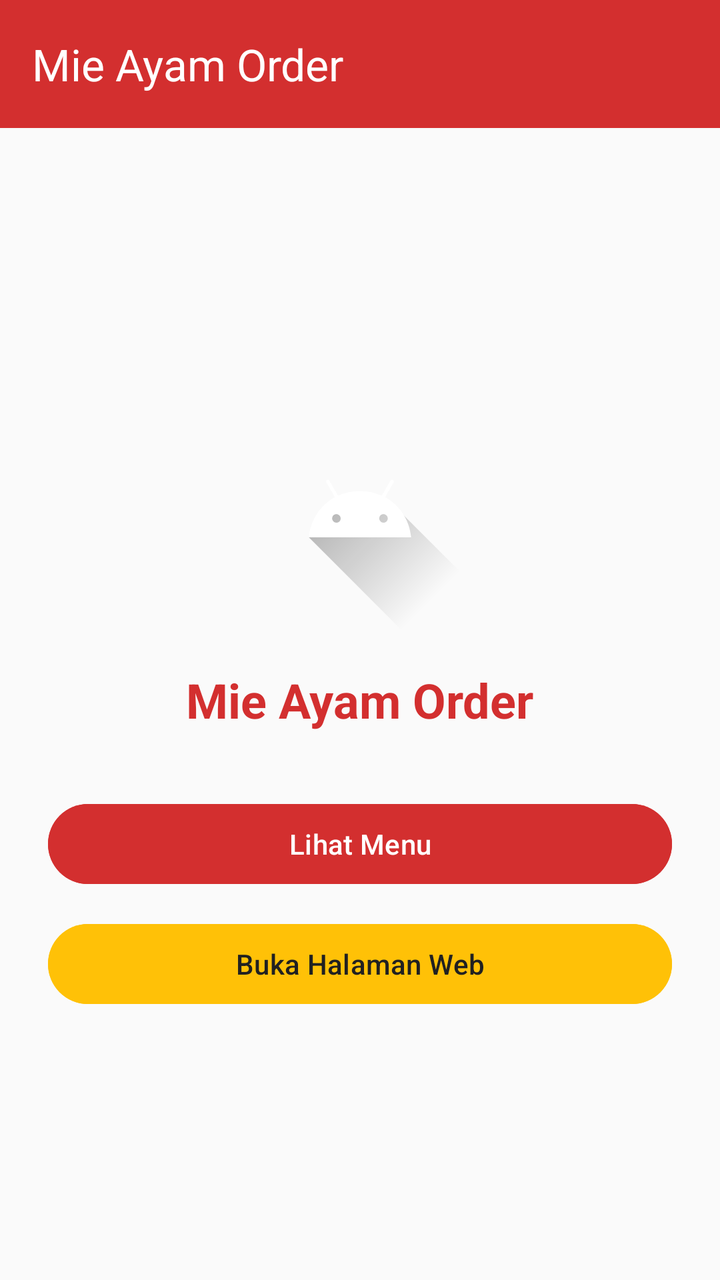
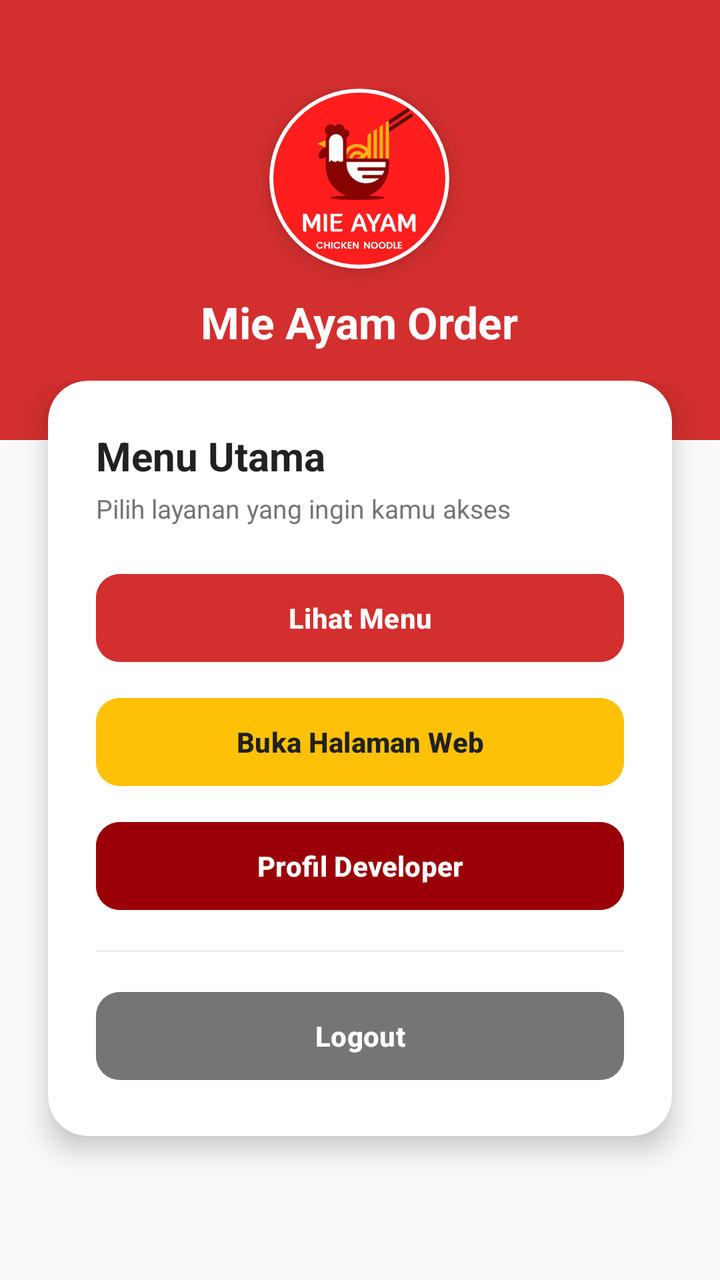

The first picture is an Android layout as it rendered before a commit; the second is the same layout after the commit. The layout source and the unified diff follow.
<!-- AndroidManifest.xml: application theme Theme.SnackRachel -->
<!-- res/layout/activity_main.xml -->
<?xml version="1.0" encoding="utf-8"?>
<LinearLayout xmlns:android="http://schemas.android.com/apk/res/android"
    xmlns:app="http://schemas.android.com/apk/res-auto"
    android:layout_width="match_parent"
    android:layout_height="match_parent"
    android:orientation="vertical"
    android:background="@color/background_light">

    
    <com.google.android.material.appbar.MaterialToolbar
        android:id="@+id/toolbarMain"
        android:layout_width="match_parent"
        android:layout_height="?attr/actionBarSize"
        android:background="@color/primary_color"
        app:title="@string/app_name"
        app:titleTextColor="@android:color/white" />

    <LinearLayout
        android:layout_width="match_parent"
        android:layout_height="match_parent"
        android:gravity="center"
        android:orientation="vertical"
        android:padding="24dp">

        <ImageView
            android:id="@+id/imgLogo"
            android:layout_width="120dp"
            android:layout_height="120dp"
            android:src="@drawable/ic_launcher_foreground"
            android:contentDescription="Logo Mie Ayam" />

        <TextView
            android:layout_width="wrap_content"
            android:layout_height="wrap_content"
            android:text="@string/app_name"
            android:textSize="24sp"
            android:textStyle="bold"
            android:textColor="@color/primary_color"
            android:layout_marginTop="16dp" />

        <Button
            android:id="@+id/btnGoToMenu"
            android:layout_width="match_parent"
            android:layout_height="wrap_content"
            android:text="@string/btn_menu"
            android:backgroundTint="@color/primary_color"
            android:textColor="@android:color/white"
            android:layout_marginTop="32dp" />

        <Button
            android:id="@+id/btnGoToWeb"
            android:layout_width="match_parent"
            android:layout_height="wrap_content"
            android:text="@string/btn_web"
            android:backgroundTint="@color/accent_color"
            android:textColor="@color/text_dark"
            android:layout_marginTop="12dp" />

    </LinearLayout>
</LinearLayout>
<!-- resources referenced by this layout -->
<resources>
  <color name="accent_color">#FFC107</color>
  <color name="background_light">#FAFAFA</color>
  <color name="primary_color">#D32F2F</color>
  <color name="text_dark">#212121</color>
  <!-- drawable ic_launcher_foreground (drawable) -->
  <vector xmlns:android="http://schemas.android.com/apk/res/android"
      xmlns:aapt="http://schemas.android.com/aapt"
      android:width="108dp"
      android:height="108dp"
      android:viewportWidth="108"
      android:viewportHeight="108">
      <path android:pathData="M31,63.928c0,0 6.4,-11 12.1,-13.1c7.2,-2.6 26,-1.4 26,-1.4l38.1,38.1L107,108.928l-32,-1L31,63.928z">
          <aapt:attr name="android:fillColor">
              <gradient
                  android:endX="85.84757"
                  android:endY="92.4963"
                  android:startX="42.9492"
                  android:startY="49.59793"
                  android:type="linear">
                  <item
                      android:color="#44000000"
                      android:offset="0.0" />
                  <item
                      android:color="#00000000"
                      android:offset="1.0" />
              </gradient>
          </aapt:attr>
      </path>
      <path
          android:fillColor="#FFFFFF"
          android:fillType="nonZero"
          android:pathData="M65.3,45.828l3.8,-6.6c0.2,-0.4 0.1,-0.9 -0.3,-1.1c-0.4,-0.2 -0.9,-0.1 -1.1,0.3l-3.9,6.7c-6.3,-2.8 -13.4,-2.8 -19.7,0l-3.9,-6.7c-0.2,-0.4 -0.7,-0.5 -1.1,-0.3C38.8,38.328 38.7,38.828 38.9,39.228l3.8,6.6C36.2,49.428 31.7,56.028 31,63.928h46C76.3,56.028 71.8,49.428 65.3,45.828zM43.4,57.328c-0.8,0 -1.5,-0.5 -1.8,-1.2c-0.3,-0.7 -0.1,-1.5 0.4,-2.1c0.5,-0.5 1.4,-0.7 2.1,-0.4c0.7,0.3 1.2,1 1.2,1.8C45.3,56.528 44.5,57.328 43.4,57.328L43.4,57.328zM64.6,57.328c-0.8,0 -1.5,-0.5 -1.8,-1.2s-0.1,-1.5 0.4,-2.1c0.5,-0.5 1.4,-0.7 2.1,-0.4c0.7,0.3 1.2,1 1.2,1.8C66.5,56.528 65.6,57.328 64.6,57.328L64.6,57.328z"
          android:strokeWidth="1"
          android:strokeColor="#00000000" />
  </vector>
  <string name="app_name">Mie Ayam Order</string>
  <string name="btn_menu">Lihat Menu</string>
  <string name="btn_web">Buka Halaman Web</string>
  <style name="Theme.SnackRachel" parent="Base.Theme.SnackRachel" />
  <style name="Base.Theme.SnackRachel" parent="Theme.Material3.DayNight.NoActionBar">
          
          
      </style>
</resources>

<!-- the commit's change to res/layout/activity_main.xml (unified diff, before → after) -->
@@ -7,54 +7,146 @@
     android:background="@color/background_light">
 
     
-    <com.google.android.material.appbar.MaterialToolbar
-        android:id="@+id/toolbarMain"
+    <RelativeLayout
         android:layout_width="match_parent"
-        android:layout_height="?attr/actionBarSize"
+        android:layout_height="220dp"
         android:background="@color/primary_color"
-        app:title="@string/app_name"
-        app:titleTextColor="@android:color/white" />
+        android:gravity="center">
 
-    <LinearLayout
+        <LinearLayout
+            android:layout_width="wrap_content"
+            android:layout_height="wrap_content"
+            android:orientation="vertical"
+            android:gravity="center">
+
+            
+            <com.google.android.material.card.MaterialCardView
+                android:layout_width="90dp"
+                android:layout_height="90dp"
+                app:cardCornerRadius="45dp"
+                app:cardElevation="6dp"
+                app:strokeColor="@color/white"
+                app:strokeWidth="2dp">
+
+                <ImageView
+                    android:id="@+id/imgLogoMain"
+                    android:layout_width="match_parent"
+                    android:layout_height="match_parent"
+                    android:src="@drawable/mieayam"
+                    android:scaleType="centerCrop"
+                    android:contentDescription="Logo Mie Ayam" />
+            </com.google.android.material.card.MaterialCardView>
+
+            <TextView
+                android:layout_width="wrap_content"
+                android:layout_height="wrap_content"
+                android:text="@string/app_name"
+                android:textColor="@color/white"
+                android:textSize="22sp"
+                android:textStyle="bold"
+                android:layout_marginTop="12dp" />
+
+        </LinearLayout>
+    </RelativeLayout>
+
+    
+    <ScrollView
         android:layout_width="match_parent"
         android:layout_height="match_parent"
-        android:gravity="center"
-        android:orientation="vertical"
-        android:padding="24dp">
+        android:layout_marginTop="-30dp"
+        android:scrollbars="none">
 
-        <ImageView
-            android:id="@+id/imgLogo"
-            android:layout_width="120dp"
-            android:layout_height="120dp"
-            android:src="@drawable/ic_launcher_foreground"
-            android:contentDescription="Logo Mie Ayam" />
-
-        <TextView
-            android:layout_width="wrap_content"
-            android:layout_height="wrap_content"
-            android:text="@string/app_name"
-            android:textSize="24sp"
-            android:textStyle="bold"
-            android:textColor="@color/primary_color"
-            android:layout_marginTop="16dp" />
-
-        <Button
-            android:id="@+id/btnGoToMenu"
+        <com.google.android.material.card.MaterialCardView
             android:layout_width="match_parent"
             android:layout_height="wrap_content"
-            android:text="@string/btn_menu"
-            android:backgroundTint="@color/primary_color"
-            android:textColor="@android:color/white"
-            android:layout_marginTop="32dp" />
+            android:layout_marginHorizontal="24dp"
+            android:layout_marginBottom="24dp"
+            app:cardBackgroundColor="@android:color/white"
+            app:cardCornerRadius="20dp"
+            app:cardElevation="8dp"
+            app:strokeWidth="0dp">
 
-        <Button
-            android:id="@+id/btnGoToWeb"
-            android:layout_width="match_parent"
-            android:layout_height="wrap_content"
-            android:text="@string/btn_web"
-            android:backgroundTint="@color/accent_color"
-            android:textColor="@color/text_dark"
-            android:layout_marginTop="12dp" />
+            <LinearLayout
+                android:layout_width="match_parent"
+                android:layout_height="wrap_content"
+                android:orientation="vertical"
+                android:padding="24dp">
 
-    </LinearLayout>
+                <TextView
+                    android:layout_width="wrap_content"
+                    android:layout_height="wrap_content"
+                    android:text="Menu Utama"
+                    android:textSize="20sp"
+                    android:textStyle="bold"
+                    android:textColor="@color/text_dark" />
+
+                <TextView
+                    android:layout_width="wrap_content"
+                    android:layout_height="wrap_content"
+                    android:text="Pilih layanan yang ingin kamu akses"
+                    android:textSize="13sp"
+                    android:textColor="#757575"
+                    android:layout_marginTop="4dp"
+                    android:layout_marginBottom="20dp" />
+
+                
+                <com.google.android.material.button.MaterialButton
+                    android:id="@+id/btnGoToMenu"
+                    android:layout_width="match_parent"
+                    android:layout_height="52dp"
+                    android:text="@string/btn_menu"
+                    android:textSize="14sp"
+                    android:textStyle="bold"
+                    android:textColor="@color/white"
+                    android:backgroundTint="@color/primary_color"
+                    app:cornerRadius="12dp" />
+
+                
+                <com.google.android.material.button.MaterialButton
+                    android:id="@+id/btnGoToWeb"
+                    android:layout_width="match_parent"
+                    android:layout_height="52dp"
+                    android:text="@string/btn_web"
+                    android:textSize="14sp"
+                    android:textStyle="bold"
+                    android:textColor="@color/text_dark"
+                    android:backgroundTint="@color/accent_color"
+                    app:cornerRadius="12dp"
+                    android:layout_marginTop="10dp" />
+
+                
+                <com.google.android.material.button.MaterialButton
+                    android:id="@+id/btnGoToProfile"
+                    android:layout_width="match_parent"
+                    android:layout_height="52dp"
+                    android:text="Profil Developer"
+                    android:textSize="14sp"
+                    android:textStyle="bold"
+                    android:textColor="@color/white"
+                    android:backgroundTint="@color/primary_dark"
+                    app:cornerRadius="12dp"
+                    android:layout_marginTop="10dp" />
+
+                
+                <View
+                    android:layout_width="match_parent"
+                    android:layout_height="1dp"
+                    android:background="#EEEEEE"
+                    android:layout_marginVertical="16dp" />
+
+                
+                <com.google.android.material.button.MaterialButton
+                    android:id="@+id/btnLogout"
+                    android:layout_width="match_parent"
+                    android:layout_height="52dp"
+                    android:text="Logout"
+                    android:textSize="14sp"
+                    android:textStyle="bold"
+                    android:textColor="@color/white"
+                    android:backgroundTint="#757575"
+                    app:cornerRadius="12dp" />
+
+            </LinearLayout>
+        </com.google.android.material.card.MaterialCardView>
+    </ScrollView>
 </LinearLayout>
<!-- resource entries referenced after the edit -->
@@ -3,38 +3,10 @@
   <color name="accent_color">#FFC107</color>
   <color name="background_light">#FAFAFA</color>
   <color name="primary_color">#D32F2F</color>
+  <color name="primary_dark">#9A0007</color>
   <color name="text_dark">#212121</color>
-  <!-- drawable ic_launcher_foreground (drawable) -->
-  <vector xmlns:android="http://schemas.android.com/apk/res/android"
-      xmlns:aapt="http://schemas.android.com/aapt"
-      android:width="108dp"
-      android:height="108dp"
-      android:viewportWidth="108"
-      android:viewportHeight="108">
-      <path android:pathData="M31,63.928c0,0 6.4,-11 12.1,-13.1c7.2,-2.6 26,-1.4 26,-1.4l38.1,38.1L107,108.928l-32,-1L31,63.928z">
-          <aapt:attr name="android:fillColor">
-              <gradient
-                  android:endX="85.84757"
-                  android:endY="92.4963"
-                  android:startX="42.9492"
-                  android:startY="49.59793"
-                  android:type="linear">
-                  <item
-                      android:color="#44000000"
-                      android:offset="0.0" />
-                  <item
-                      android:color="#00000000"
-                      android:offset="1.0" />
-              </gradient>
-          </aapt:attr>
-      </path>
-      <path
-          android:fillColor="#FFFFFF"
-          android:fillType="nonZero"
-          android:pathData="M65.3,45.828l3.8,-6.6c0.2,-0.4 0.1,-0.9 -0.3,-1.1c-0.4,-0.2 -0.9,-0.1 -1.1,0.3l-3.9,6.7c-6.3,-2.8 -13.4,-2.8 -19.7,0l-3.9,-6.7c-0.2,-0.4 -0.7,-0.5 -1.1,-0.3C38.8,38.328 38.7,38.828 38.9,39.228l3.8,6.6C36.2,49.428 31.7,56.028 31,63.928h46C76.3,56.028 71.8,49.428 65.3,45.828zM43.4,57.328c-0.8,0 -1.5,-0.5 -1.8,-1.2c-0.3,-0.7 -0.1,-1.5 0.4,-2.1c0.5,-0.5 1.4,-0.7 2.1,-0.4c0.7,0.3 1.2,1 1.2,1.8C45.3,56.528 44.5,57.328 43.4,57.328L43.4,57.328zM64.6,57.328c-0.8,0 -1.5,-0.5 -1.8,-1.2s-0.1,-1.5 0.4,-2.1c0.5,-0.5 1.4,-0.7 2.1,-0.4c0.7,0.3 1.2,1 1.2,1.8C66.5,56.528 65.6,57.328 64.6,57.328L64.6,57.328z"
-          android:strokeWidth="1"
-          android:strokeColor="#00000000" />
-  </vector>
+  <color name="white">#FFFFFFFF</color>
+  <!-- drawable mieayam: png bitmap (drawable, 11821 bytes) -->
   <string name="app_name">Mie Ayam Order</string>
   <string name="btn_menu">Lihat Menu</string>
   <string name="btn_web">Buka Halaman Web</string>
